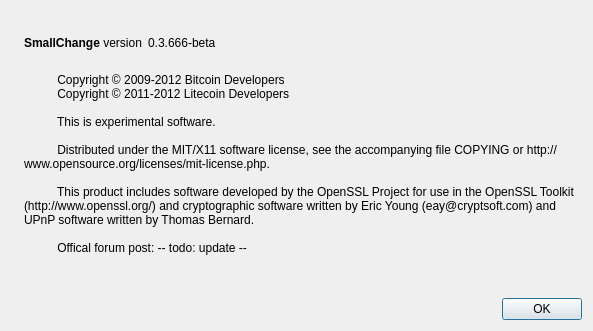
First picture: the form in src/qt/forms/aboutdialog.ui, repository batchcoin/batchcoin, before the edit.
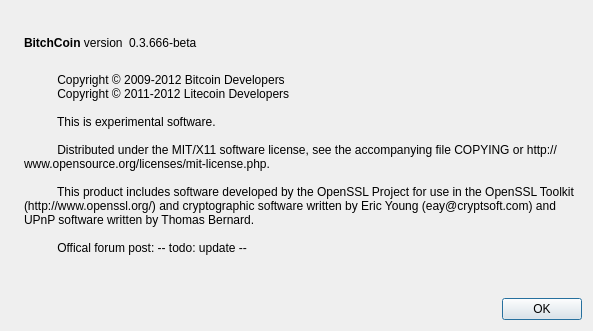
Second picture: the form after the edit. Icons and pictures are not drawn.

The edit to the form file:
```diff
--- a/src/qt/forms/aboutdialog.ui
+++ b/src/qt/forms/aboutdialog.ui
@@ -50,7 +50,7 @@
           <cursorShape>IBeamCursor</cursorShape>
          </property>
          <property name="text">
-          <string>&lt;b&gt;SmallChange&lt;/b&gt; version</string>
+          <string>&lt;b&gt;BitchCoin&lt;/b&gt; version</string>
          </property>
          <property name="textInteractionFlags">
           <set>Qt::LinksAccessibleByMouse|Qt::TextSelectableByKeyboard|Qt::TextSelectableByMouse</set>
```
Left out of the diff: 2 changed lines with no effect on the pictures.
